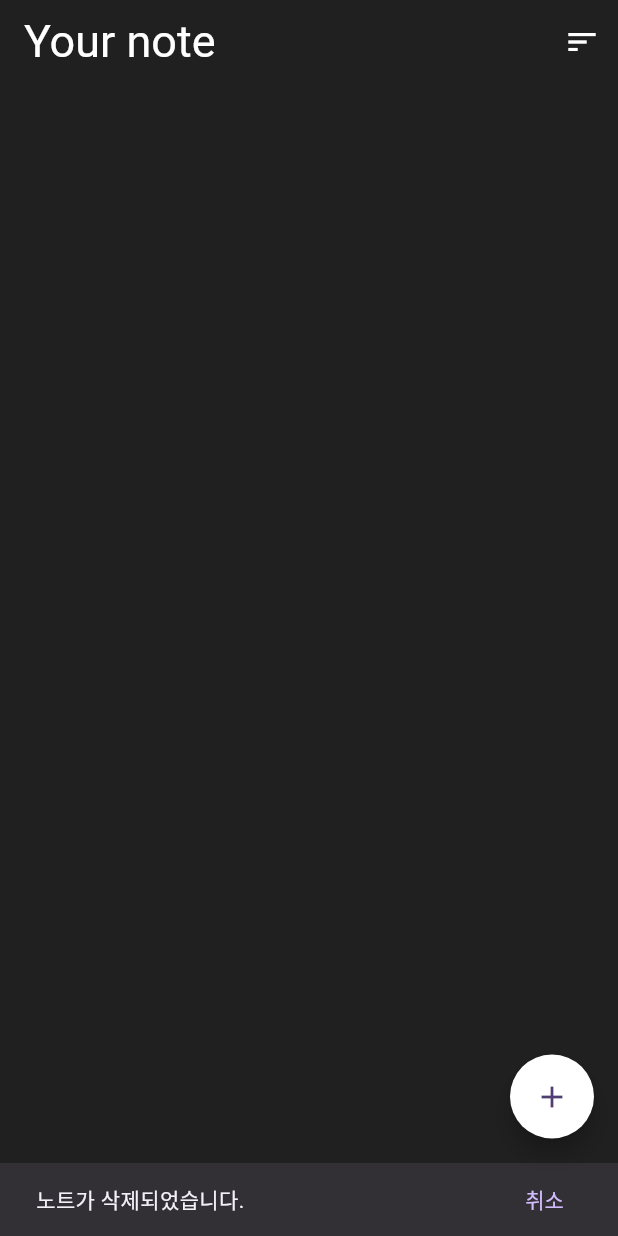
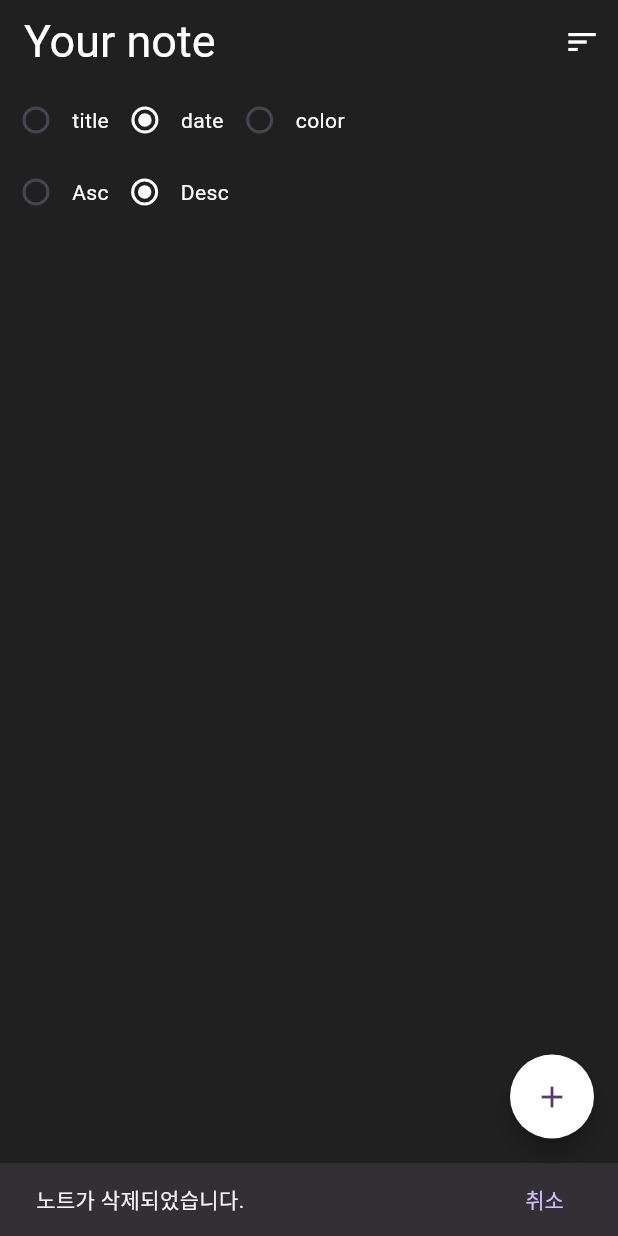
Before and after one commit to gaeunpark7/flutter-inflearn, a Flutter app: the screen it shows after launch, after a tap on the "delete" icon, on a phone screen of 412 x 824 dp. Run offline on Flutter 3.47's test engine with Material 3 defaults, Android fonts, the phone set to English and light mode, and no system bars; our stand-ins replace dio, flutter_bloc, flutter_riverpod, freezed_annotation, get, riverpod_annotation and 1 more; missing offline and left inert: riverpod_generator; accounts and stored records are empty; generated files the repository leaves out were written again.

Commit message:
feat: 정렬 기능 구현

```diff
--- a/flutter_clean_architecture/note_app/lib/presentation/notes/riverpod/note_notifier.dart
+++ b/flutter_clean_architecture/note_app/lib/presentation/notes/riverpod/note_notifier.dart
@@ -1,5 +1,6 @@
 import 'dart:collection';
 import 'package:flutter_riverpod/flutter_riverpod.dart';
+import 'package:flutter_riverpod/legacy.dart';
 import 'package:note_app/di/provider_setup.dart';
 import 'package:note_app/domain/model/note.dart';
 import 'package:note_app/domain/util/note_order.dart';
@@ -8,41 +9,46 @@
 final noteNotifierProvider = AsyncNotifierProvider<NoteNotifier, List<Note>>(
   NoteNotifier.new,
 );
+// 정렬
+final noteOrderProvider = StateProvider<NoteOrder>((ref) {
+  return NoteOrder.date(OrderType.descending());
+});
 
 class NoteNotifier extends AsyncNotifier<List<Note>> {
+  NoteOrder _readOrder() => ref.read(noteOrderProvider);
   Note? _lastDeletedNote;
-
-  Future<UnmodifiableListView<Note>> _fetchNotes() async {
+  Future<UnmodifiableListView<Note>> _fetchNotes(NoteOrder order) async {
     final useCases = ref.read(noteUseCasesProvider);
-    final notes = await useCases.getNotes(
-      NoteOrder.date(OrderType.descending()),
-    );
+    final notes = await useCases.getNotes(order);
     return UnmodifiableListView(List<Note>.from(notes));
   }
 
   @override
   Future<List<Note>> build() async {
+    final order = ref.watch(noteOrderProvider); // order가 바뀌면 build 재실행
     ref.watch(noteUseCasesProvider);
-    return _fetchNotes();
-    // return <Note>[];
+    return _fetchNotes(order);
   }
 
-  Future<void> loadNotes() async {
-    state = const AsyncLoading();
-    state = await AsyncValue.guard(() async {
-      return _fetchNotes(); //새 리스트로 만들어 UI 갱신
-    });
-  }
+  // Future<void> loadNotes() async {
+  //   state = const AsyncLoading();
+  //   final order = _readOrder();
+
+  //   state = await AsyncValue.guard(() async {
+  //     return _fetchNotes(order); //새 리스트로 만들어 UI 갱신
+  //   });
+  // }
 
   Future<void> deleteNote(Note note) async {
     _lastDeletedNote = note;
 
     state = const AsyncLoading();
     final useCases = ref.read(noteUseCasesProvider);
+    final order = _readOrder();
 
     state = await AsyncValue.guard(() async {
       await useCases.deleteNote(note);
-      return _fetchNotes();
+      return _fetchNotes(order);
     });
   }
 
@@ -52,11 +58,16 @@
 
     state = const AsyncLoading();
     final useCases = ref.read(noteUseCasesProvider);
+    final order = _readOrder();
 
     state = await AsyncValue.guard(() async {
       await useCases.addNote(noteToRestore);
       _lastDeletedNote = null;
-      return _fetchNotes();
+      return _fetchNotes(order);
     });
   }
+
+  Future<void> changeOrder(NoteOrder noteOrder) async {
+    ref.read(noteOrderProvider.notifier).state = noteOrder;
+  }
 }
--- a/flutter_clean_architecture/note_app/lib/presentation/notes/screen/notes_screen.dart
+++ b/flutter_clean_architecture/note_app/lib/presentation/notes/screen/notes_screen.dart
@@ -17,6 +17,7 @@
   @override
   Widget build(BuildContext context) {
     final notesAsync = ref.watch(noteNotifierProvider);
+    final noteOrder = ref.watch(noteOrderProvider);
 
     return Scaffold(
       backgroundColor: darkGray,
@@ -38,6 +39,12 @@
         error: (e, s) => Center(child: Text('Error: $e')),
         data: (notes) => ListView(
           children: [
+            OrderSection(
+              noteOrder: noteOrder,
+              onOrderChange: (order) {
+                ref.read(noteNotifierProvider.notifier).changeOrder(order);
+              },
+            ),
             for (final note in notes)
               GestureDetector(
                 onTap: () async {
--- a/flutter_clean_architecture/note_app/lib/presentation/notes/widget/order_section.dart
+++ b/flutter_clean_architecture/note_app/lib/presentation/notes/widget/order_section.dart
@@ -1,6 +1,7 @@
 import 'package:flutter/material.dart';
 import 'package:flutter_riverpod/flutter_riverpod.dart';
 import 'package:note_app/domain/util/note_order.dart';
+import 'package:note_app/domain/util/order_type.dart';
 
 class OrderSection extends ConsumerWidget {
   final NoteOrder noteOrder;
@@ -13,6 +14,66 @@
 
   @override
   Widget build(BuildContext context, WidgetRef ref) {
-    return Container();
+    return Column(
+      children: [
+        Row(
+          children: [
+            Radio<NoteOrder>(
+              value: NoteOrder.title(noteOrder.orderType),
+              groupValue: noteOrder,
+              onChanged: (NoteOrder? value) {
+                onOrderChange(NoteOrder.title(noteOrder.orderType));
+              },
+              activeColor: Colors.white,
+            ),
+            const Text('title', style: TextStyle(color: Colors.white)),
+            Radio<NoteOrder>(
+              value: NoteOrder.date(noteOrder.orderType),
+              groupValue: noteOrder,
+              onChanged: (NoteOrder? value) {
+                onOrderChange(NoteOrder.date(noteOrder.orderType));
+              },
+              activeColor: Colors.white,
+            ),
+            const Text('date', style: TextStyle(color: Colors.white)),
+            Radio<NoteOrder>(
+              value: NoteOrder.color(noteOrder.orderType),
+              groupValue: noteOrder,
+              onChanged: (NoteOrder? value) {
+                onOrderChange(NoteOrder.color(noteOrder.orderType));
+              },
+              activeColor: Colors.white,
+            ),
+            const Text('color', style: TextStyle(color: Colors.white)),
+          ],
+        ),
+        Row(
+          children: [
+            Radio<OrderType>(
+              value: OrderType.ascending(),
+              groupValue: noteOrder.orderType,
+              onChanged: (OrderType? value) {
+                onOrderChange(
+                  noteOrder.copyWith(orderType: OrderType.ascending()),
+                );
+              },
+              activeColor: Colors.white,
+            ),
+            const Text('Asc', style: TextStyle(color: Colors.white)),
+            Radio<OrderType>(
+              value: OrderType.descending(),
+              groupValue: noteOrder.orderType,
+              onChanged: (OrderType? value) {
+                onOrderChange(
+                  noteOrder.copyWith(orderType: OrderType.descending()),
+                );
+              },
+              activeColor: Colors.white,
+            ),
+            const Text('Desc', style: TextStyle(color: Colors.white)),
+          ],
+        ),
+      ],
+    );
   }
 }
```
